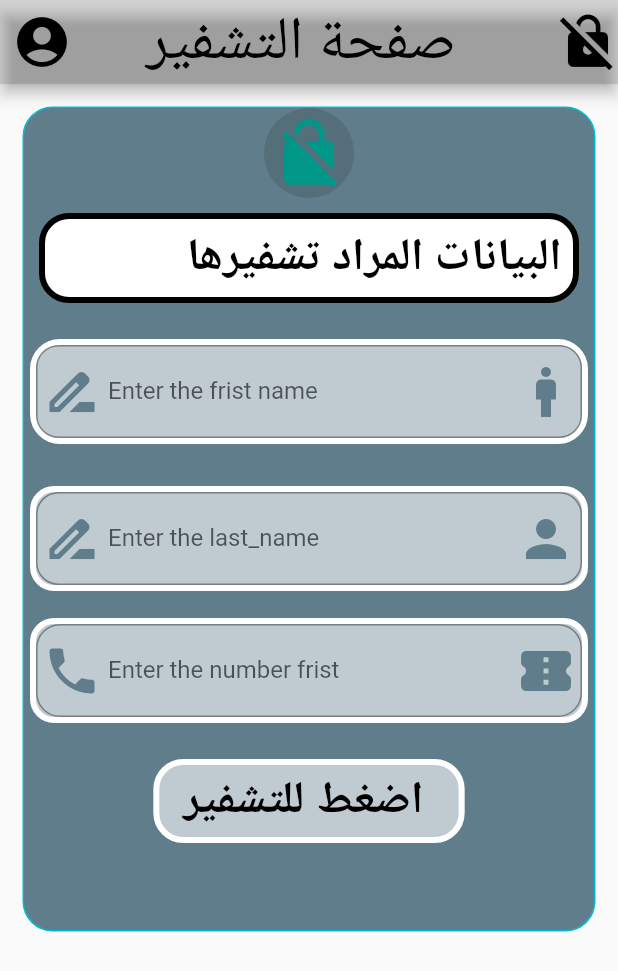
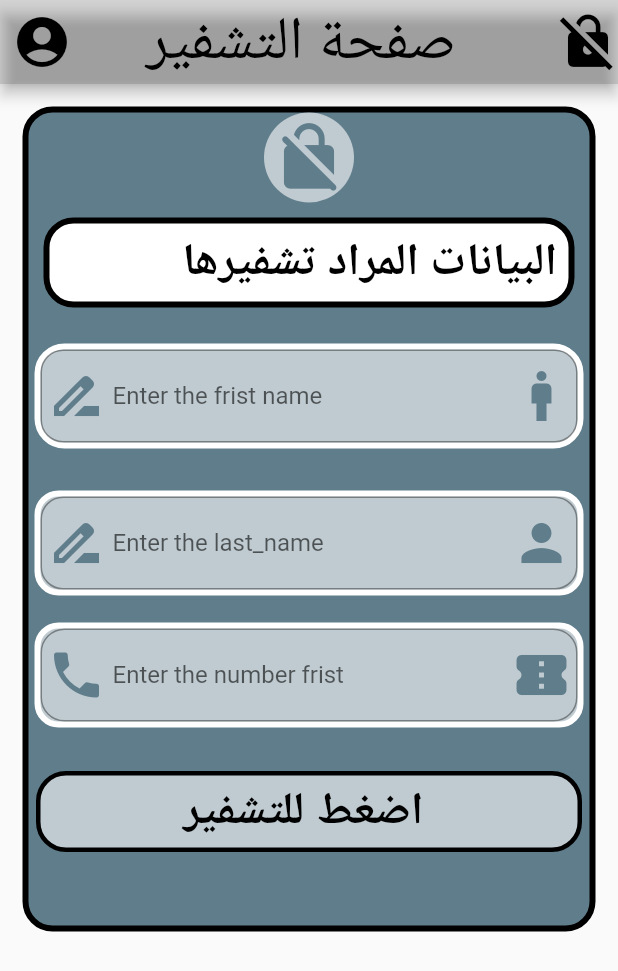
Before and after one commit to salahalddinn/project_flutter, a Flutter app: the screen it shows after launch, on a phone screen of 412 x 824 dp. Shown: the top 971 px of the screen. Run offline on Flutter 3.47's test engine with Material 2 defaults, Android fonts, the light colour scheme and no system bars.

Commit message:
the message in the merge two salah to master

```diff
--- a/lib/main.dart
+++ b/lib/main.dart
@@ -38,14 +38,14 @@ class screan1 extends StatelessWidget {
               decoration: BoxDecoration(
                 borderRadius: BorderRadius.circular(20),
                 color: Colors.blueGrey,
-                border: Border.all(color: Colors.cyan),
+                border: Border.all(color: Colors.black,width: 4),
               ),
               child: Column(
                 children: [
                   CircleAvatar(
-                    backgroundColor: Colors.black12,
+                    backgroundColor: Colors.white60,
                     radius: 30,
-                    child: Icon(Icons.no_encryption_gmailerrorred_rounded,size: 50,color: Colors.teal,),
+                    child: Icon(Icons.no_encryption_gmailerrorred_rounded,size: 50,color: Colors.blueGrey,),
                   ),
                  Container(
 
@@ -140,11 +140,13 @@ class screan1 extends StatelessWidget {
                   ),
                   SizedBox(height: 20,),
                   Container(
+                    margin: EdgeInsets.all(5),
+                    width: double.infinity,
 
                     decoration: BoxDecoration(
                       color: Colors.white60,
                   borderRadius: BorderRadius.circular(20),
-                      border: Border.all(color: Colors.white,width: 4),
+                      border: Border.all(color: Colors.black,width: 3),
                     ),
 
                       child: MaterialButton(
```
